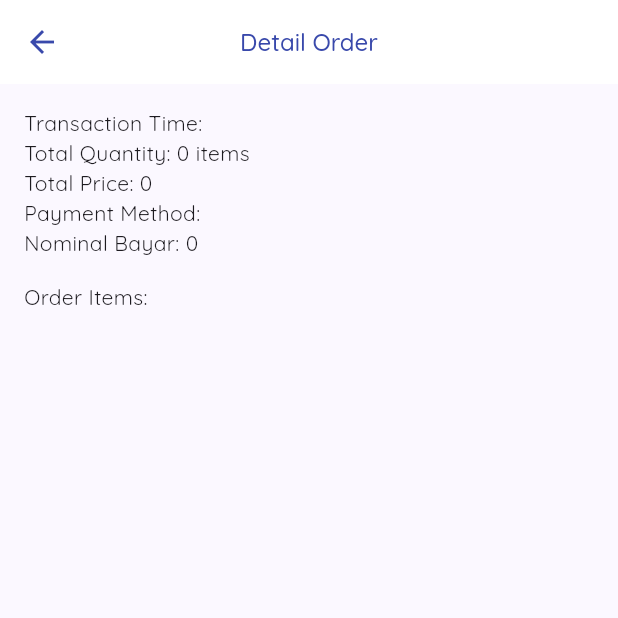
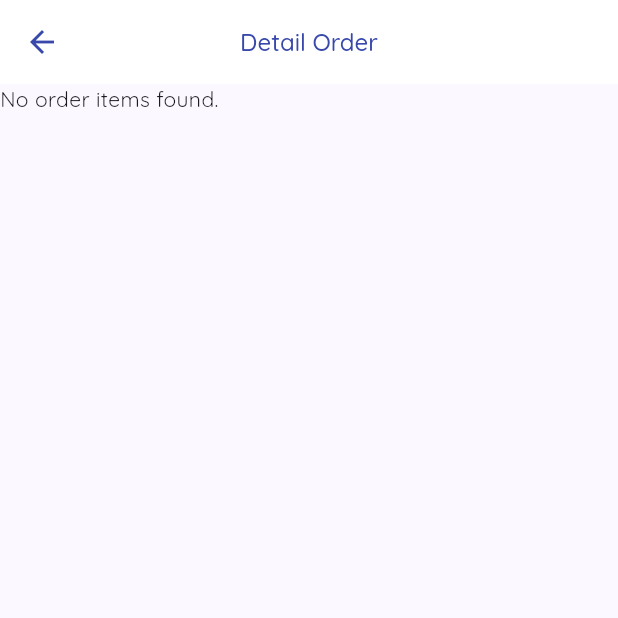
Before and after one commit to dcangkal/flutter_pos_dhani, a Flutter app: the HistoryDetailPage screen opened directly with empty values, on a phone screen of 412 x 824 dp, the top half of it. Run offline on Flutter 3.47's test engine with Material 3 defaults, Android fonts, the light colour scheme and no system bars; our stand-ins replace badges, bloc, cached_network_image, dartz, flutter_bloc, flutter_svg and 5 more; accounts and stored records are empty.

Commit message:
improve detail history order

```diff
--- a/lib/presentation/history/pages/history_detail_page.dart
+++ b/lib/presentation/history/pages/history_detail_page.dart
@@ -1,17 +1,13 @@
 import 'package:flutter/material.dart';
+import 'package:flutter_pos_dhani/data/datasources/product_local_datasource.dart';
 
 import '../../home/models/order_item.dart';
 import '../../order/models/order_model.dart';
 
-class HistoryDetailPage extends StatefulWidget {
-  final OrderModel order;
-  const HistoryDetailPage({super.key, required this.order});
+class HistoryDetailPage extends StatelessWidget {
+  final int orderId;
+  const HistoryDetailPage({super.key, required this.orderId});
 
-  @override
-  State<HistoryDetailPage> createState() => _HistoryDetailPageState();
-}
-
-class _HistoryDetailPageState extends State<HistoryDetailPage> {
   @override
   Widget build(BuildContext context) {
     return Scaffold(
@@ -19,27 +15,32 @@ class _HistoryDetailPageState extends State<HistoryDetailPage> {
         title: const Text('Detail Order'),
         centerTitle: true,
       ),
-      body: Padding(
-        padding: const EdgeInsets.all(16.0),
-        child: Column(
-          crossAxisAlignment: CrossAxisAlignment.start,
-          children: [
-            Text('Transaction Time: ${widget.order.transactionTime}'),
-            Text('Total Quantity: ${widget.order.totalQuantity} items'),
-            Text('Total Price: ${widget.order.totalPrice}'),
-            Text('Payment Method: ${widget.order.paymentMethod}'),
-            Text('Nominal Bayar: ${widget.order.nominalBayar}'),
-            const SizedBox(height: 16),
-            const Text('Order Items:'),
-            // Menampilkan detail setiap item di dalam order
-            for (OrderItem item in widget.order.orders)
-              ListTile(
-                title: Text(item.product.name),
-                subtitle: Text('Quantity: ${item.quantity}'),
-              ),
-            // Add more details based on your OrderModel properties
-          ],
-        ),
+      body: FutureBuilder<List<Map<String, dynamic>>>(
+        future: ProductLocalDatasource.instance.getOrderItemsByOrderId(orderId),
+        builder: (context, snapshot) {
+          if (snapshot.connectionState == ConnectionState.waiting) {
+            return const CircularProgressIndicator();
+          } else if (snapshot.hasError) {
+            return Text('Error: ${snapshot.error}');
+          } else if (!snapshot.hasData || snapshot.data!.isEmpty) {
+            return const Text('No order items found.');
+          } else {
+            List<Map<String, dynamic>> orderItems = snapshot.data!;
+
+            return ListView.builder(
+              itemCount: orderItems.length,
+              itemBuilder: (context, index) {
+                Map<String, dynamic> item = orderItems[index];
+
+                return ListTile(
+                  title: Text(item['name']),
+                  subtitle: Text(
+                      'Quantity: ${item['quantity']} - Price: ${item['price']}'),
+                );
+              },
+            );
+          }
+        },
       ),
     );
   }
--- a/lib/presentation/home/models/order_item.dart
+++ b/lib/presentation/home/models/order_item.dart
@@ -39,7 +39,7 @@ class OrderItem {
 
   factory OrderItem.fromMap(Map<String, dynamic> map) {
     return OrderItem(
-      product: Product.fromMap(map['product'] as Map<String, dynamic>),
+      product: Product.fromMap(map['product']),
       quantity: map['quantity'] as int,
     );
   }
@@ -47,5 +47,5 @@ class OrderItem {
   String toJson() => json.encode(toMap());
 
   factory OrderItem.fromJson(String source) =>
-      OrderItem.fromMap(json.decode(source) as Map<String, dynamic>);
+      OrderItem.fromMap(json.decode(source));
 }
--- a/lib/presentation/manage/pages/sync_data_page.dart
+++ b/lib/presentation/manage/pages/sync_data_page.dart
@@ -122,6 +122,7 @@ class _SyncDataPageState extends State<SyncDataPage> {
                     builder: (context, snapshot) {
                       if (snapshot.hasData) {
                         final count = snapshot.data;
+                        if (count != 0) {
                           return ListTile(
                             leading: const CircleAvatar(
                               backgroundColor: AppColors.green,
@@ -131,8 +132,8 @@ class _SyncDataPageState extends State<SyncDataPage> {
                               ),
                             ),
                             title: Text(syncList[1].name),
-                          subtitle:
-                              Text('${syncList[1].type} : ${count.toString()}'),
+                            subtitle: Text(
+                                '${syncList[1].type} : ${count.toString()} data'),
                             trailing: Icon(
                               syncList[0].icon,
                               size: 24.0,
@@ -143,6 +144,7 @@ class _SyncDataPageState extends State<SyncDataPage> {
                                   .add(const SyncOrderEvent.sendOrder());
                             },
                           );
+                        }
                       }
                       return ListTile(
                         leading: const CircleAvatar(
--- a/lib/presentation/order/widgets/payment_success_dialog.dart
+++ b/lib/presentation/order/widgets/payment_success_dialog.dart
@@ -46,7 +46,6 @@ class PaymentSuccessDialog extends StatelessWidget {
             namaKasir,
           ) {
             context.read<CheckoutBloc>().add(const CheckoutEvent.started());
-            // context.read<OrderBloc>().add(const OrderEvent.started());
             return Column(
               mainAxisSize: MainAxisSize.min,
               crossAxisAlignment: CrossAxisAlignment.start,
```
Also changed, not shown: lib/data/datasources/product_local_datasource.dart (+21 -6 lines), lib/presentation/history/widgets/history_transaction_card.dart (+1 -14 lines). Lines whose indentation alone changed are shown as unchanged.
